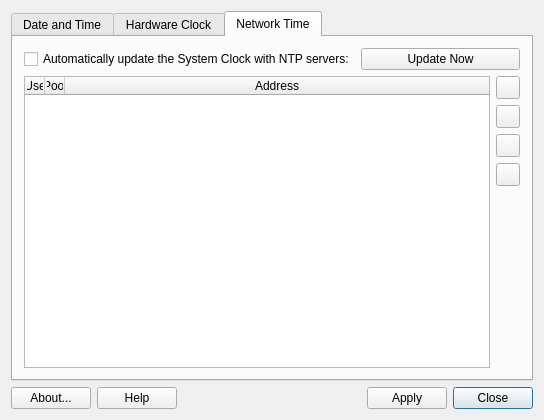
Old version of the form datetime.ui in the repository MX-Linux/mx-datetime.
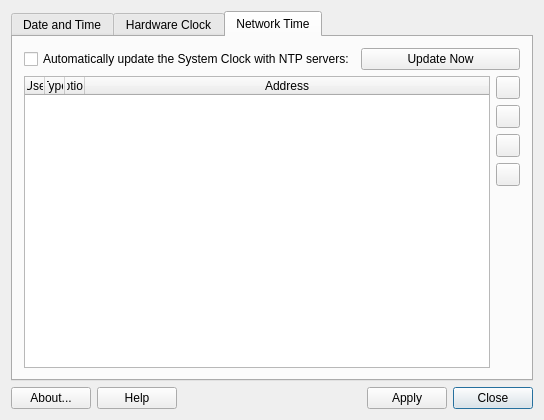
New version of the form. The open tabs and pages were chosen to show the change. Icons and pictures are not drawn. Custom widgets are drawn as their Qt base class.

Commit message: The NTP GUI now works.

Patch:
```diff
--- a/datetime.ui
+++ b/datetime.ui
@@ -472,7 +472,12 @@
          </column>
          <column>
           <property name="text">
-           <string>Pool</string>
+           <string>Type</string>
+          </property>
+         </column>
+         <column>
+          <property name="text">
+           <string>Options</string>
           </property>
          </column>
          <column>
```
The commit also changes 2 other files.
